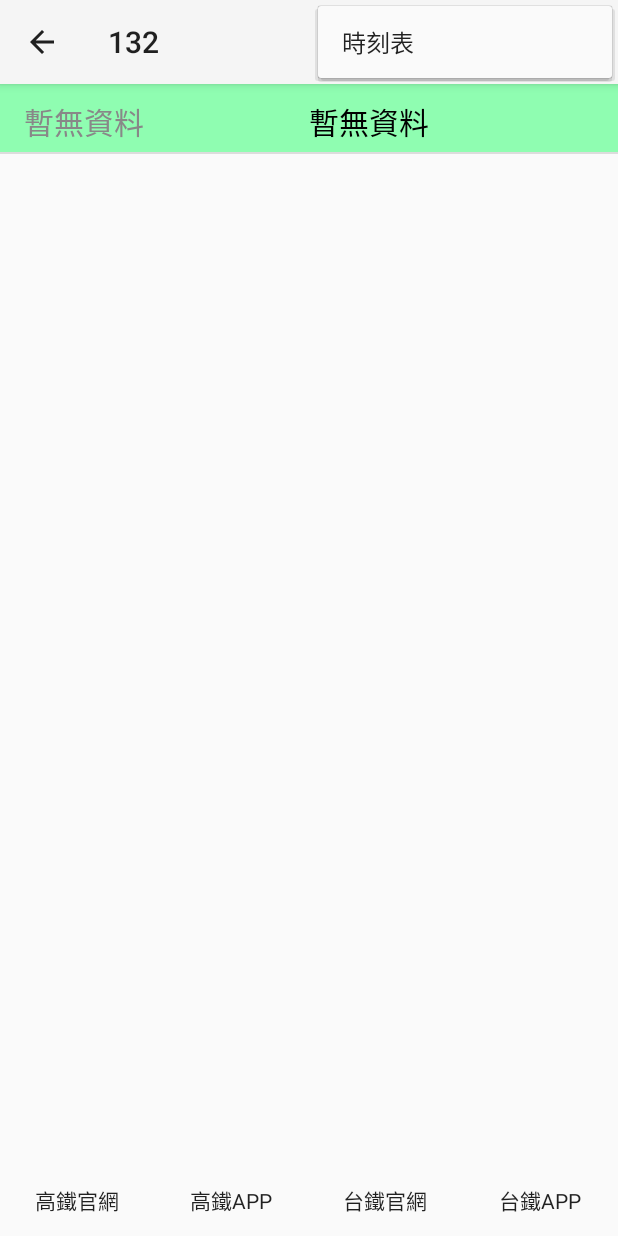
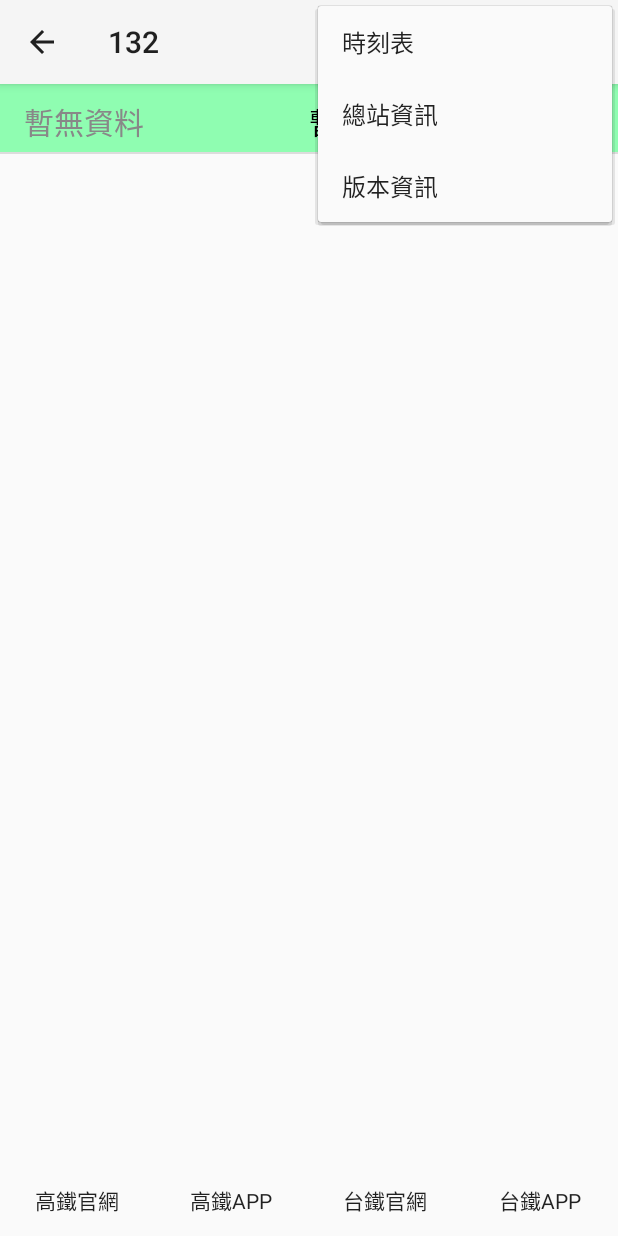
Before and after one commit to NCU-CC/NCU-BUS, an Android app: the screen it shows after launch (MainActivity), with the options menu open, on a phone screen of 412 x 824 dp. Run offline under Robolectric (Android 15) with nearby library versions, the phone set to English and light mode, and no system bars; 2 statements that could not run were skipped.

Commit message:
terminus_information fixed

```diff
--- a/app/src/main/res/menu/menu_main.xml
+++ b/app/src/main/res/menu/menu_main.xml
@@ -4,4 +4,12 @@
           android:title="@string/action_time_table"
           android:orderInCategory="100"
           android:showAsAction="never" />
+    <item android:id="@+id/action_terminus_information"
+        android:title="@string/action_terminus_information"
+        android:orderInCategory="200"
+        android:showAsAction="never" />
+    <item android:id="@+id/action_version_code"
+        android:title="@string/action_version_code"
+        android:orderInCategory="300"
+        android:showAsAction="never" />
 </menu>
--- a/app/src/main/res/values/strings.xml
+++ b/app/src/main/res/values/strings.xml
@@ -8,5 +8,7 @@
     <string name="drawer_close">drawer_close</string>
     <string name="drawer_open_title">路線選擇</string>
     <string name="drawer_close_title">NCU-BUS</string>
+    <string name="action_version_code">版本資訊</string>
+    <string name="action_terminus_information">總站資訊</string>
 
 </resources>
```
Also changed, not shown: app/src/main/java/tw/edu/ncu/cc/ncubusdrawerver/DetailFragment.java (+8 -7 lines), app/src/main/java/tw/edu/ncu/cc/ncubusdrawerver/MainActivity.java (+15 -1 lines), app/src/main/res/layout/fragment_detail_with_timetable.xml (deleted, +0 -34 lines), app/src/main/res/layout/terminus_information_dialog.xml (added, +12 -0 lines), app/src/main/res/drawable/terminus_information.jpg (added), app/src/main/res/drawable/time_table_to_taipei.png (deleted), app/src/main/res/drawable/time_table_to_zhongli.png (deleted).
